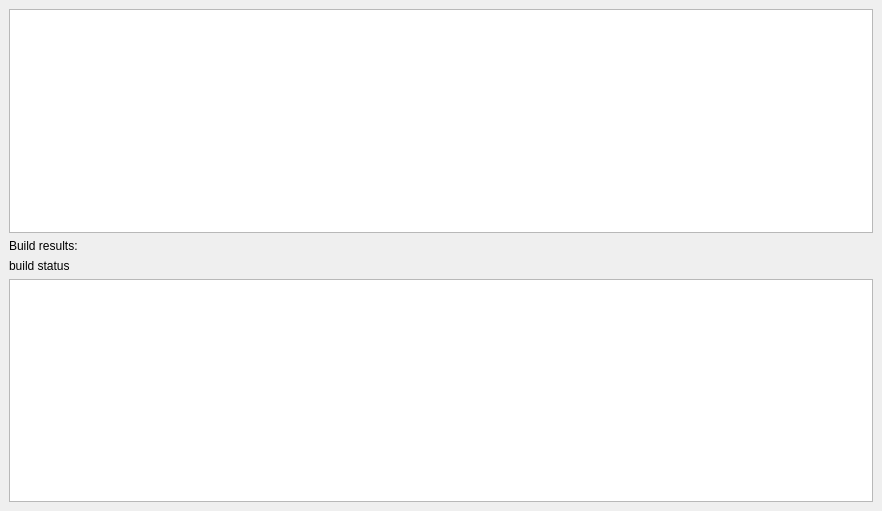
The window that gui_client/ShaderEditorDialog.ui (shipilovden/substrata-metasiberia) describes before a commit, drawn with Qt 5.
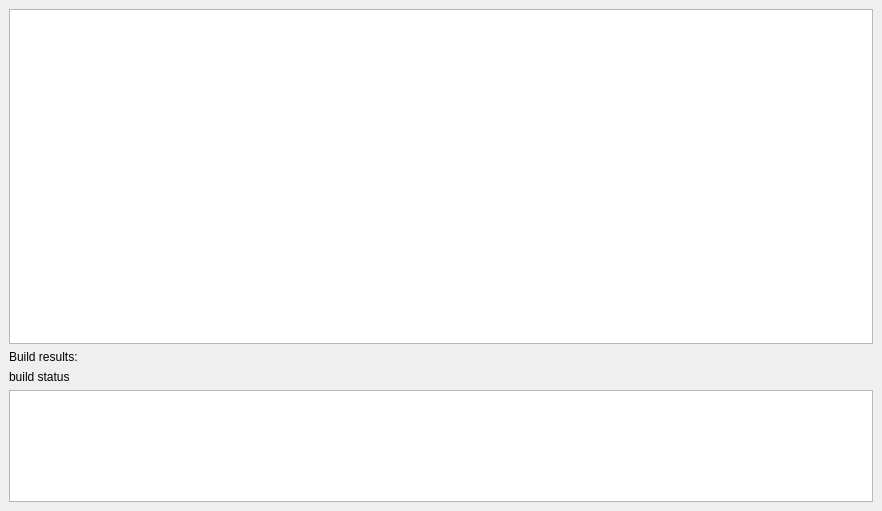
The same window after the commit.

Commit message: Tweaked stretch factors in ShaderEditorDialog.ui.

```diff
--- a/gui_client/ShaderEditorDialog.ui
+++ b/gui_client/ShaderEditorDialog.ui
@@ -17,6 +17,12 @@
    <layout class="QVBoxLayout" name="verticalLayout">
     <item>
      <widget class="QTextEdit" name="shaderEdit">
+      <property name="sizePolicy">
+       <sizepolicy hsizetype="Expanding" vsizetype="Expanding">
+        <horstretch>0</horstretch>
+        <verstretch>3</verstretch>
+       </sizepolicy>
+      </property>
       <property name="minimumSize">
        <size>
         <width>0</width>
@@ -53,6 +59,12 @@
     </item>
     <item>
      <widget class="QTextEdit" name="outputTextEdit">
+      <property name="sizePolicy">
+       <sizepolicy hsizetype="Expanding" vsizetype="Expanding">
+        <horstretch>0</horstretch>
+        <verstretch>1</verstretch>
+       </sizepolicy>
+      </property>
       <property name="font">
        <font>
         <family>Courier New</family>
```
